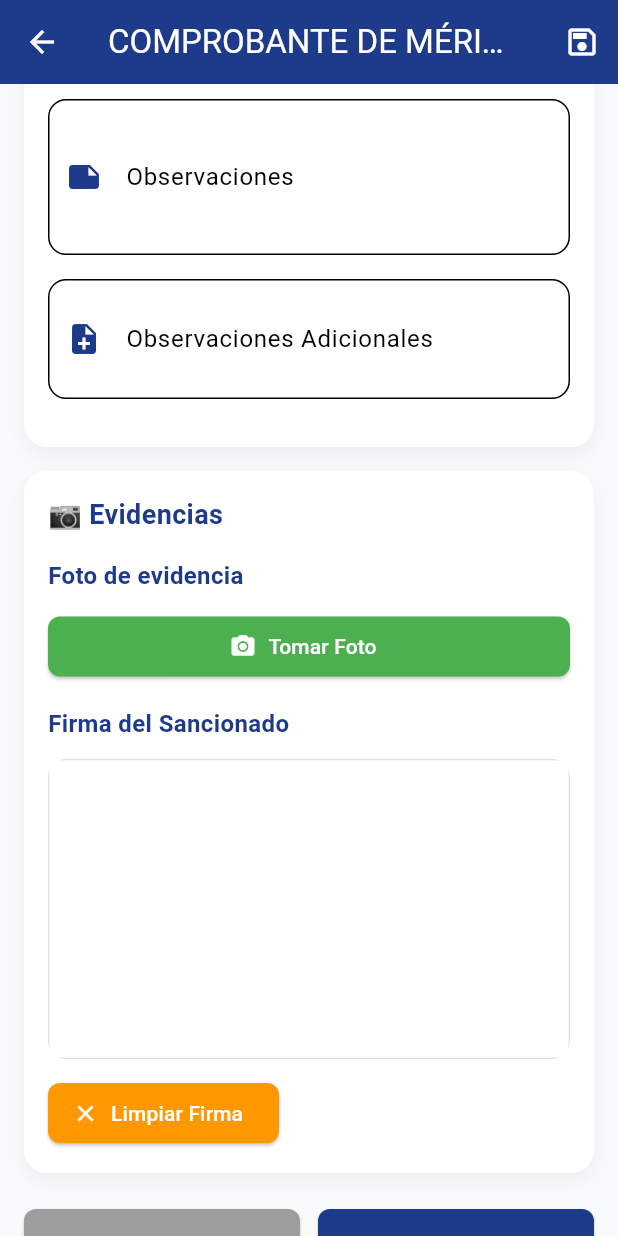
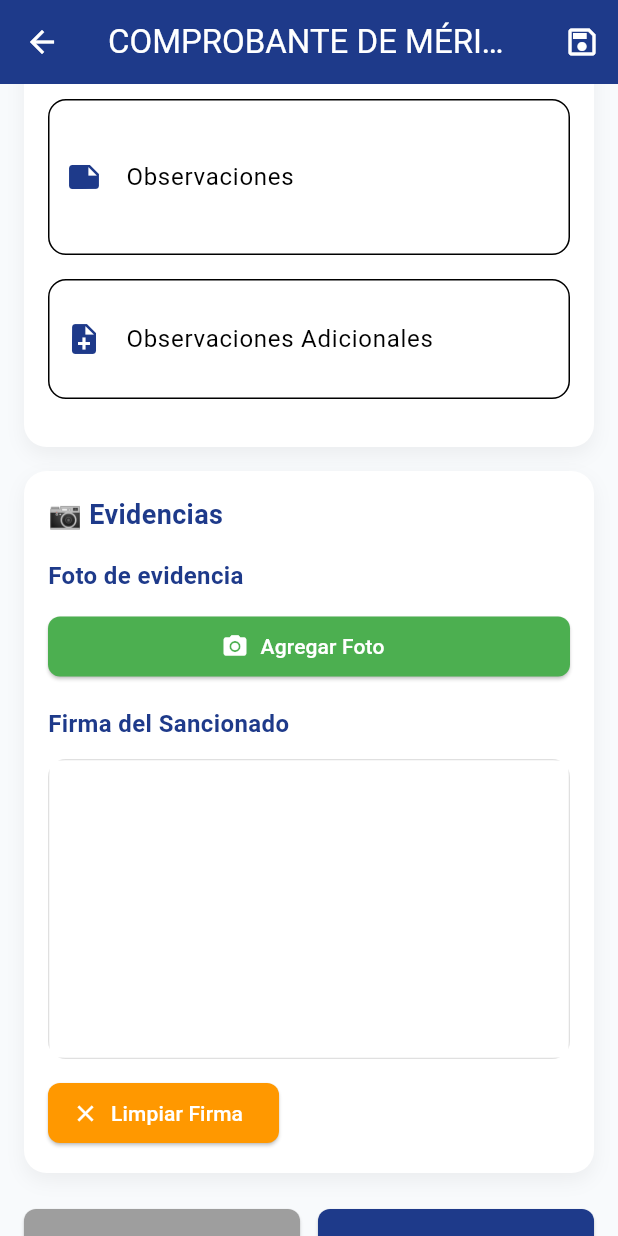
Before and after one commit to Alcano3520/sistema_sanciones_insevig, a Flutter app: the CreateSancionScreen screen opened by its route, scrolled down 576 dp, on a phone screen of 412 x 824 dp. Run offline on Flutter 3.47's test engine with Material 3 defaults, Android fonts, the phone set to English and light mode, and no system bars; drawn by our look-alikes of signature; our stand-ins replace image_picker, supabase_flutter; accounts and stored records are empty.

Commit message:
arreglo _tomarFoto()_2 en edit_sancion_screen.dart

```diff
--- a/lib/ui/screens/create_sancion_screen.dart
+++ b/lib/ui/screens/create_sancion_screen.dart
@@ -577,7 +577,26 @@ class _CreateSancionScreenState extends State<CreateSancionScreen> {
                 color: Color(0xFF1E3A8A),
               ),
             ),
-            // 🆕 Indicador de procesamiento de imagen
+            const SizedBox(width: 8),
+            // 🆕 Indicador de plataforma
+            if (kIsWeb)
+              Container(
+                padding: const EdgeInsets.symmetric(horizontal: 8, vertical: 2),
+                decoration: BoxDecoration(
+                  color: Colors.blue.withOpacity(0.1),
+                  borderRadius: BorderRadius.circular(12),
+                  border: Border.all(color: Colors.blue.withOpacity(0.3)),
+                ),
+                child: const Text(
+                  'Web',
+                  style: TextStyle(
+                    fontSize: 10,
+                    color: Colors.blue,
+                    fontWeight: FontWeight.bold,
+                  ),
+                ),
+              ),
+            // Indicador de procesamiento
             if (_isProcessingImage) ...[
               const SizedBox(width: 12),
               const SizedBox(
@@ -598,6 +617,7 @@ class _CreateSancionScreenState extends State<CreateSancionScreen> {
           ],
         ),
         const SizedBox(height: 12),
+
         if (_fotoSeleccionada != null) ...[
           Container(
             height: 200,
@@ -612,6 +632,7 @@ class _CreateSancionScreenState extends State<CreateSancionScreen> {
           ),
           const SizedBox(height: 12),
         ],
+
         Row(
           children: [
             Expanded(
@@ -623,9 +644,10 @@ class _CreateSancionScreenState extends State<CreateSancionScreen> {
                         height: 16,
                         child: CircularProgressIndicator(
                             strokeWidth: 2, color: Colors.white))
-                    : const Icon(Icons.camera_alt),
-                label: Text(
-                    _fotoSeleccionada == null ? 'Tomar Foto' : 'Cambiar Foto'),
+                    : Icon(kIsWeb ? Icons.upload_file : Icons.camera_alt),
+                label: Text(_fotoSeleccionada == null
+                    ? (kIsWeb ? 'Seleccionar Imagen' : 'Agregar Foto')
+                    : 'Cambiar Imagen'),
                 style: ElevatedButton.styleFrom(
                   backgroundColor: Colors.green,
                   foregroundColor: Colors.white,
@@ -648,6 +670,31 @@ class _CreateSancionScreenState extends State<CreateSancionScreen> {
             ],
           ],
         ),
+
+        // 🆕 Información adicional para web
+        if (kIsWeb && _fotoSeleccionada == null) ...[
+          const SizedBox(height: 8),
+          Container(
+            padding: const EdgeInsets.all(12),
+            decoration: BoxDecoration(
+              color: Colors.blue.withOpacity(0.1),
+              borderRadius: BorderRadius.circular(8),
+              border: Border.all(color: Colors.blue.withOpacity(0.3)),
+            ),
+            child: const Row(
+              children: [
+                Icon(Icons.info_outline, color: Colors.blue, size: 16),
+                SizedBox(width: 8),
+                Expanded(
+                  child: Text(
+                    'En la versión web puedes seleccionar imágenes desde tu computadora',
+                    style: TextStyle(fontSize: 12, color: Colors.blue),
+                  ),
+                ),
+              ],
+            ),
+          ),
+        ],
       ],
     );
   }
```
Also changed, not shown: lib/ui/screens/edit_sancion_screen.dart (+144 -51 lines).
